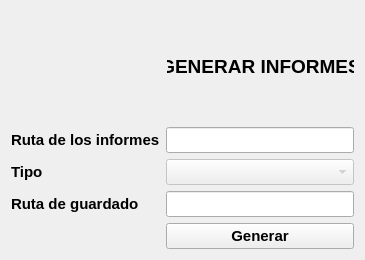
Old version of the form tarea7/vistas/gestorinformes.ui in the repository valencalicchia/DI07_Reports.
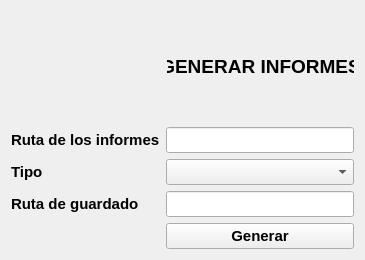
New version of the form. Icons and pictures are not drawn.

Patch:
```diff
--- a/tarea7/vistas/gestorinformes.ui
+++ b/tarea7/vistas/gestorinformes.ui
@@ -137,7 +137,7 @@
      <item row="1" column="1">
       <widget class="QComboBox" name="vcCbo">
        <property name="enabled">
-        <bool>false</bool>
+        <bool>true</bool>
        </property>
        <property name="font">
         <font>
```
